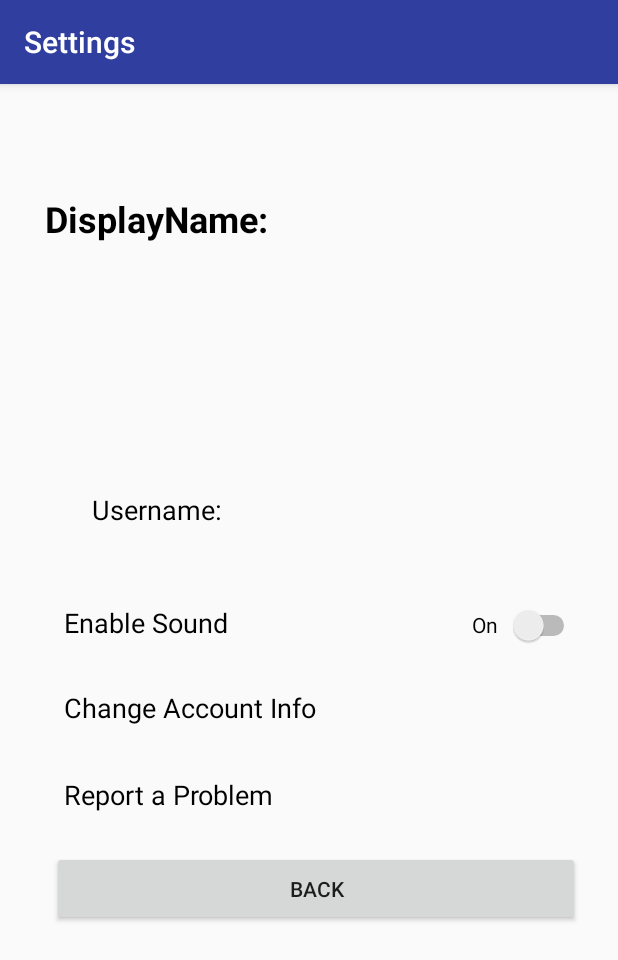
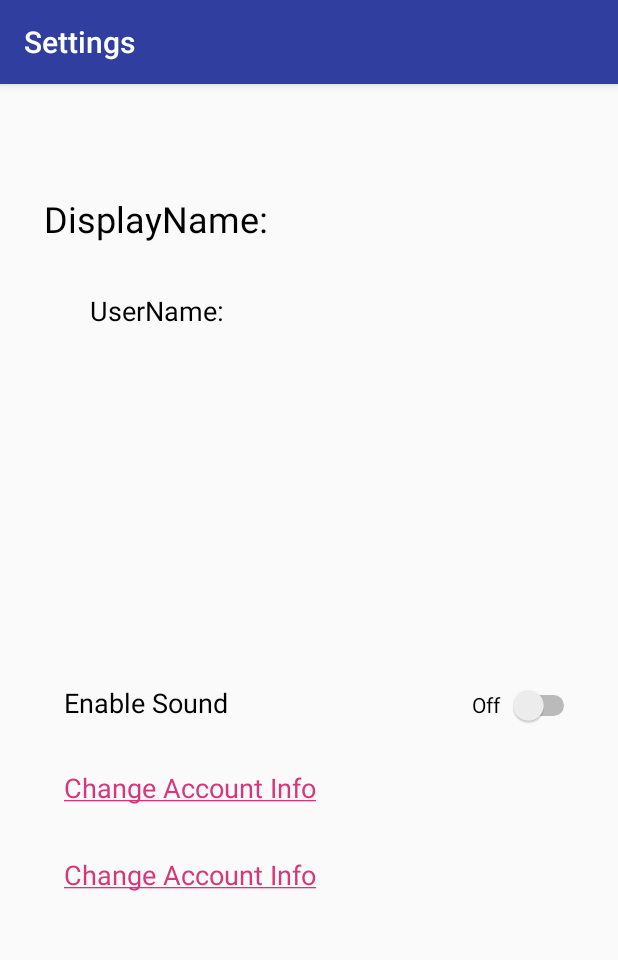
Before and after one commit to suvratjain-git/RPSx-COP_4331C, an Android app: the Settings screen opened directly, with no data from a screen before it, on a phone screen of 412 x 824 dp. Shown: the top 960 px of the screen. Run offline under Robolectric (Android 15) with nearby library versions, the light colour scheme and no system bars.

Commit message:
Settings updated with hyperlinks

```diff
--- a/MobileApp/app/src/main/java/com/example/suvratjain/firstapp/LoginPHPWorker.java
+++ b/MobileApp/app/src/main/java/com/example/suvratjain/firstapp/LoginPHPWorker.java
@@ -190,6 +190,8 @@ public class LoginPHPWorker extends AsyncTask<String, Void, String> {
             menu.putExtra("display name", displayName);
             context.startActivity(menu);
 
+
+
         }
 
 
--- a/MobileApp/app/src/main/java/com/example/suvratjain/firstapp/Settings.java
+++ b/MobileApp/app/src/main/java/com/example/suvratjain/firstapp/Settings.java
@@ -1,9 +1,14 @@
 package com.example.suvratjain.firstapp;
 
 import android.content.Intent;
+import android.graphics.Paint;
 import android.support.v7.app.AppCompatActivity;
 import android.os.Bundle;
+import android.util.Log;
 import android.view.View;
+import android.webkit.WebView;
+import android.widget.CompoundButton;
+import android.widget.Switch;
 import android.widget.TextView;
 import android.widget.ToggleButton;
 
@@ -22,7 +27,25 @@ public class Settings extends AppCompatActivity {
         displayNameField = findViewById(R.id.displayName);
         displayNameField_value = findViewById(R.id.displayName_value);
 
-        userNameField.setText("Username: ");
+        final Switch onOffSwitch = findViewById(R.id.sound);
+        onOffSwitch.setOnCheckedChangeListener(new CompoundButton.OnCheckedChangeListener() {
+
+            @Override
+            public void onCheckedChanged(CompoundButton buttonView, boolean isChecked) {
+
+                if(isChecked)
+                {
+                    onOffSwitch.setText("On");
+                }
+                else
+                {
+                    onOffSwitch.setText("Off");
+                }
+            }
+
+        });
+
+        userNameField.setText("UserName: ");
         userNameField_value.setText(getUsername());
         displayNameField.setText("DisplayName: ");
         displayNameField_value.setText(getDisplayName());
@@ -55,8 +78,34 @@ public class Settings extends AppCompatActivity {
         return displayName;
     }
 
-    public void back(View view)
+
+    public void openChangeAccountWebpage(View view)
     {
-        finish();
+//        TextView changeAccountInfo = findViewById(R.id.changeAccountInfo);
+
+        Intent i = new Intent(this, WebBrowser.class);
+        i.putExtra("Key", "Change Info");
+        startActivity(i);
+
+//        changeAccountInfo.setPaintFlags(changeAccountInfo.getPaintFlags() | Paint.UNDERLINE_TEXT_FLAG);
+
+//        WebView webview = new WebView(this);
+//        setContentView(webview);
+//        webview.loadUrl("http://www.google.com");
+
+    }
+
+    public void openReportAProblemWebpage(View view)
+    {
+//        TextView reportAProblem = findViewById(R.id.reportAProblem);
+//        reportAProblem.setPaintFlags(reportAProblem.getPaintFlags() | Paint.UNDERLINE_TEXT_FLAG);
+
+        Intent i = new Intent(this, WebBrowser.class);
+        i.putExtra("Key", "Report Problem");
+        startActivity(i);
+
+//        WebView webview = new WebView(this);
+//        setContentView(webview);
+//        webview.loadUrl("http://www.facebook.com");
     }
 }
--- a/MobileApp/app/src/main/res/layout/activity_settings.xml
+++ b/MobileApp/app/src/main/res/layout/activity_settings.xml
@@ -29,7 +29,6 @@
             android:text="TextView"
             android:textColor="@android:color/background_dark"
             android:textSize="24sp"
-            android:textStyle="bold"
             tools:layout_editor_absoluteX="0dp"
             tools:layout_editor_absoluteY="34dp" />
 
@@ -38,13 +37,14 @@
             android:layout_width="match_parent"
             android:layout_height="67dp"
             android:layout_weight="1"
-            android:gravity="left"
+            android:gravity="center"
             android:text="TextView"
             android:textColor="@color/design_default_color_primary"
             android:textSize="24sp"
             android:textStyle="bold"
             tools:layout_editor_absoluteX="0dp"
             tools:layout_editor_absoluteY="34dp" />
+
     </LinearLayout>
 
     <LinearLayout
@@ -59,9 +59,10 @@
         android:orientation="horizontal"
         app:layout_constraintBottom_toTopOf="@+id/scrollView5"
         app:layout_constraintEnd_toEndOf="parent"
+        app:layout_constraintHorizontal_bias="0.0"
         app:layout_constraintStart_toStartOf="parent"
-        app:layout_constraintTop_toTopOf="parent"
-        app:layout_constraintVertical_bias="0.975">
+        app:layout_constraintTop_toBottomOf="@+id/linearLayout5"
+        app:layout_constraintVertical_bias="0.0">
 
         <TextView
             android:id="@+id/userName"
@@ -81,11 +82,12 @@
             android:layout_width="match_parent"
             android:layout_height="27dp"
             android:layout_weight="1"
-            android:gravity="left"
+            android:gravity="center"
             android:text="TextView"
             android:textAllCaps="false"
             android:textColor="@color/design_default_color_primary"
             android:textSize="18sp"
+            android:textStyle="bold"
             tools:layout_editor_absoluteX="0dp"
             tools:layout_editor_absoluteY="108dp" />
     </LinearLayout>
@@ -93,7 +95,7 @@
     <ScrollView
         android:id="@+id/scrollView5"
         android:layout_width="352dp"
-        android:layout_height="295dp"
+        android:layout_height="221dp"
         android:layout_marginBottom="8dp"
         android:layout_marginEnd="8dp"
         android:layout_marginLeft="8dp"
@@ -130,23 +132,23 @@
                     android:textColor="@android:color/background_dark"
                     android:textSize="18sp"
                     android:typeface="normal"
-                    app:layout_constraintEnd_toStartOf="@+id/switch1"
+                    app:layout_constraintEnd_toStartOf="@+id/sound"
                     app:layout_constraintHorizontal_bias="0.46"
                     app:layout_constraintStart_toStartOf="parent"
                     tools:layout_editor_absoluteY="199dp" />
 
                 <Switch
-                    android:id="@+id/switch1"
+                    android:id="@+id/sound"
                     android:layout_width="74dp"
                     android:layout_height="45dp"
                     android:layout_weight="1"
-                    android:text="On"
+                    android:text="Off"
                     tools:layout_editor_absoluteX="291dp"
                     tools:layout_editor_absoluteY="328dp" />
             </LinearLayout>
 
             <TextView
-                android:id="@+id/textView10"
+                android:id="@+id/changeAccountInfo"
                 android:layout_width="match_parent"
                 android:layout_height="42dp"
                 android:layout_marginBottom="8dp"
@@ -155,18 +157,23 @@
                 android:layout_marginRight="8dp"
                 android:layout_marginStart="8dp"
                 android:layout_marginTop="8dp"
+                android:autoLink="web"
+                android:clickable="true"
+                android:focusable="true"
+                android:linksClickable="true"
+                android:onClick="openChangeAccountWebpage"
                 android:text="@string/accountLink"
                 android:textColor="@android:color/background_dark"
                 android:textSize="18sp"
                 app:layout_constraintBottom_toTopOf="@+id/backButton"
-                app:layout_constraintEnd_toStartOf="@+id/switch1"
+                app:layout_constraintEnd_toStartOf="@+id/sound"
                 app:layout_constraintHorizontal_bias="0.081"
                 app:layout_constraintStart_toStartOf="@+id/scrollView5"
                 app:layout_constraintTop_toBottomOf="@+id/soundText"
                 app:layout_constraintVertical_bias="0.255" />
 
             <TextView
-                android:id="@+id/textView11"
+                android:id="@+id/reportAProblem"
                 android:layout_width="match_parent"
                 android:layout_height="42dp"
                 android:layout_marginBottom="8dp"
@@ -175,25 +182,21 @@
                 android:layout_marginRight="8dp"
                 android:layout_marginStart="8dp"
                 android:layout_marginTop="8dp"
+                android:autoLink="web"
+                android:clickable="true"
+                android:focusable="true"
+                android:linksClickable="true"
+                android:onClick="openReportAProblemWebpage"
                 android:text="@string/report"
                 android:textColor="@android:color/background_dark"
                 android:textSize="18sp"
                 app:layout_constraintBottom_toTopOf="@+id/backButton"
-                app:layout_constraintEnd_toStartOf="@+id/switch1"
+                app:layout_constraintEnd_toStartOf="@+id/sound"
                 app:layout_constraintHorizontal_bias="0.072"
                 app:layout_constraintStart_toStartOf="@+id/scrollView5"
                 app:layout_constraintTop_toBottomOf="@+id/soundText"
                 app:layout_constraintVertical_bias="0.832" />
 
-            <Button
-                android:id="@+id/backButton"
-                android:layout_width="match_parent"
-                android:layout_height="50dp"
-                android:onClick="back"
-                android:text="@string/back"
-                tools:layout_editor_absoluteX="8dp"
-                tools:layout_editor_absoluteY="142dp" />
-
         </LinearLayout>
     </ScrollView>
 
--- a/MobileApp/app/src/main/res/values/colors.xml
+++ b/MobileApp/app/src/main/res/values/colors.xml
@@ -3,4 +3,6 @@
     <color name="colorPrimary">#303F9F</color>
     <color name="colorPrimaryDark">#EEEEEE</color>
     <color name="colorAccent">#D5377A</color>
+    <color name="changeAccountColor">#303F9F</color>
+    <color name="reportProblemColor">#303F9F</color>
 </resources>
--- a/MobileApp/app/src/main/res/values/strings.xml
+++ b/MobileApp/app/src/main/res/values/strings.xml
@@ -28,7 +28,7 @@
     <string name="send_password">Send Credentials</string>
     <string name="back">Back</string>
 
-    <!-- one_v_one.java Class Strings -->
+    <!-- activity_enter_room.java Class Strings -->
     <string name="enter">Enter Room</string>
 
     <!-- LeaderBoard.java Class Strings -->
@@ -37,7 +37,9 @@
 
     <!-- Settings.java Class Strings -->
     <string name="sound">Enable Sound</string>
-    <string name="accountLink">Change Account Info</string>
-    <string name="report">Report a Problem</string>
+    <string name="accountLink"><a href="http://www.google.com">Change Account Info</a></string>
+    <string name="report"><a href="http://www.facebook.com">Change Account Info</a></string>
+    <!--<string name="accountLink">Change Account Info</string>-->
+    <!--<string name="report">Report a Problem</string>-->
 
 </resources>
```
Also changed, not shown: MobileApp/app/src/main/AndroidManifest.xml (+11 -4 lines), MobileApp/app/src/main/java/com/example/suvratjain/firstapp/CreateRoom.java (added, +13 -0 lines), MobileApp/app/src/main/java/com/example/suvratjain/firstapp/EnterRoom.java (added, +38 -0 lines), MobileApp/app/src/main/java/com/example/suvratjain/firstapp/MainActivity.java (+12 -5 lines), MobileApp/app/src/main/java/com/example/suvratjain/firstapp/Menu.java (+27 -9 lines), MobileApp/app/src/main/java/com/example/suvratjain/firstapp/OneVOne.java (deleted, +0 -41 lines), MobileApp/app/src/main/java/com/example/suvratjain/firstapp/WebBrowser.java (added, +35 -0 lines), MobileApp/app/src/main/res/layout/activity_create_room.xml (added, +9 -0 lines), MobileApp/app/src/main/res/layout/activity_enter_room.xml (added, +49 -0 lines), MobileApp/app/src/main/res/layout/activity_menu.xml (+12 -11 lines), MobileApp/app/src/main/res/layout/activity_web_browser.xml (added, +23 -0 lines), MobileApp/app/src/main/res/layout/one_v_one.xml (deleted, +0 -49 lines).
